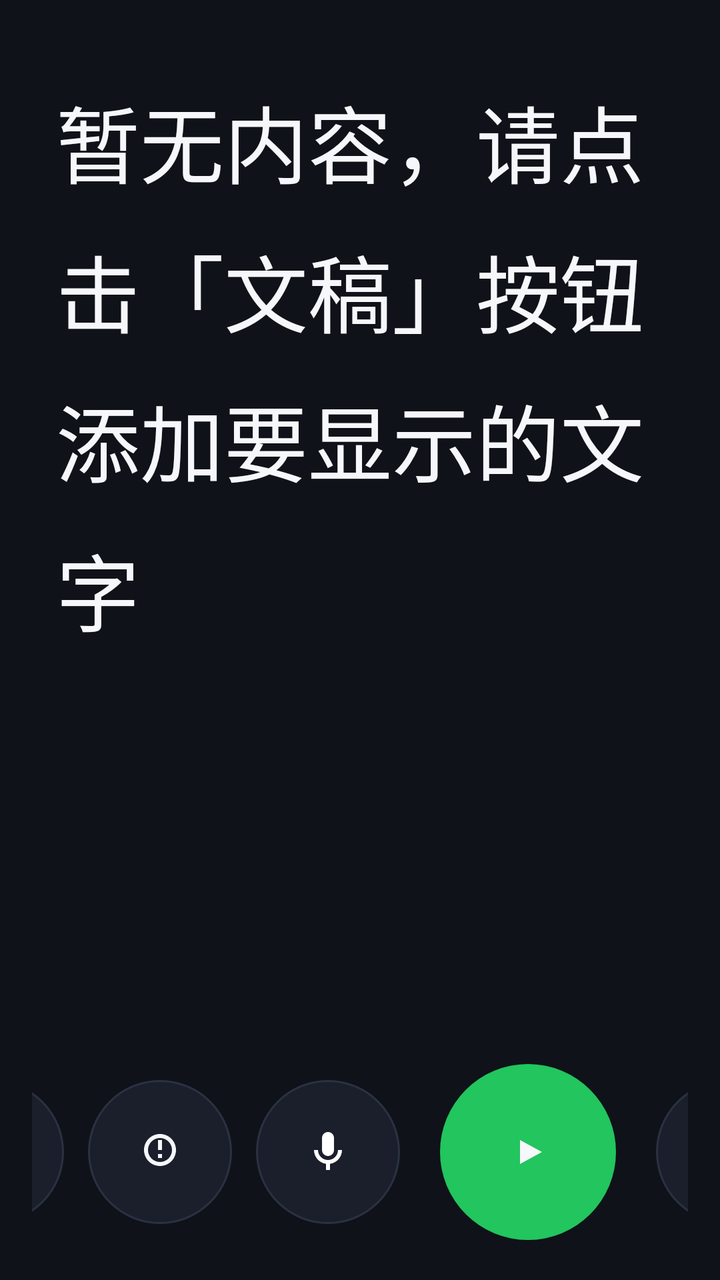
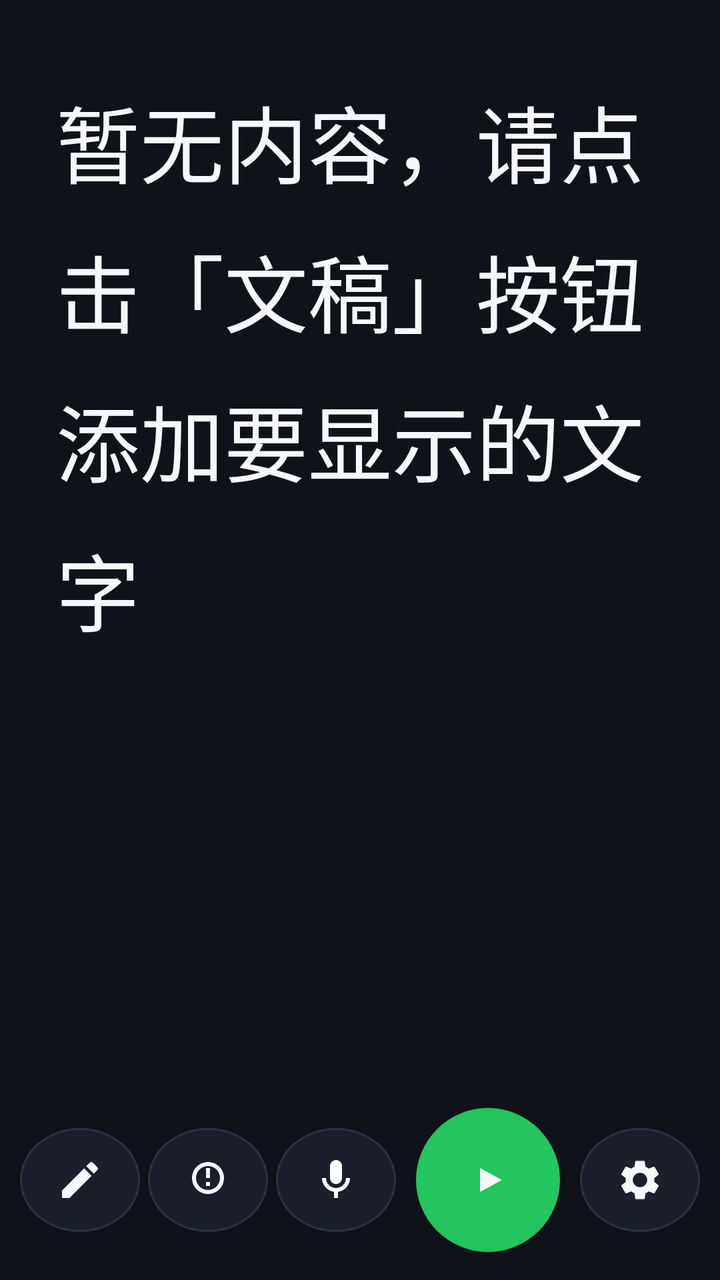

Compare the two renders of this Android layout. The source of the first and the diff that turns it into the second are given below.
<!-- AndroidManifest.xml: activity theme Theme.ScrollPrompter -->
<!-- res/layout/activity_main.xml -->
<?xml version="1.0" encoding="utf-8"?>
<androidx.constraintlayout.widget.ConstraintLayout
    xmlns:android="http://schemas.android.com/apk/res/android"
    xmlns:app="http://schemas.android.com/apk/res-auto"
    android:id="@+id/root"
    android:layout_width="match_parent"
    android:layout_height="match_parent"
    android:background="@color/prompter_bg">

    
    <ScrollView
        android:id="@+id/scroll_view"
        android:layout_width="0dp"
        android:layout_height="0dp"
        android:fillViewport="true"
        android:scrollbars="none"
        android:overScrollMode="never"
        app:layout_constraintTop_toTopOf="parent"
        app:layout_constraintBottom_toTopOf="@id/control_bar"
        app:layout_constraintStart_toStartOf="parent"
        app:layout_constraintEnd_toEndOf="parent">

        <TextView
            android:id="@+id/prompter_text"
            android:layout_width="match_parent"
            android:layout_height="wrap_content"
            android:paddingLeft="@dimen/prompter_padding_h"
            android:paddingRight="@dimen/prompter_padding_h"
            android:paddingTop="@dimen/prompter_padding_v"
            android:paddingBottom="@dimen/prompter_padding_v"
            android:textColor="@color/prompter_text"
            android:textSize="42sp"
            android:lineSpacingExtra="14dp"
            android:text="@string/empty_hint"
            android:gravity="top|start" />
    </ScrollView>

    
    <ScrollView
        android:id="@+id/settings_scroll"
        android:layout_width="0dp"
        android:layout_height="wrap_content"
        android:scrollbars="none"
        android:overScrollMode="never"
        app:layout_constraintBottom_toTopOf="@id/control_bar"
        app:layout_constraintStart_toStartOf="parent"
        app:layout_constraintEnd_toEndOf="parent">

        <LinearLayout
            android:id="@+id/settings_panel"
            android:layout_width="match_parent"
            android:layout_height="wrap_content"
            android:orientation="vertical"
            android:background="@drawable/bg_panel"
            android:padding="20dp"
            android:visibility="gone">

            
            <LinearLayout
                android:layout_width="match_parent"
                android:layout_height="wrap_content"
                android:orientation="horizontal"
                android:gravity="center_vertical">
                <TextView
                    android:layout_width="wrap_content"
                    android:layout_height="wrap_content"
                    android:text="@string/label_font_size"
                    android:textColor="@color/prompter_text"
                    android:textSize="15sp" />
                <TextView
                    android:id="@+id/font_value"
                    android:layout_width="wrap_content"
                    android:layout_height="wrap_content"
                    android:layout_marginStart="12dp"
                    android:text="42sp"
                    android:textColor="@color/accent"
                    android:textSize="15sp"
                    android:textStyle="bold" />
            </LinearLayout>
            <LinearLayout
                android:layout_width="match_parent"
                android:layout_height="wrap_content"
                android:orientation="horizontal"
                android:gravity="center_vertical"
                android:layout_marginTop="4dp">
                <SeekBar
                    android:id="@+id/font_seekbar"
                    android:layout_width="0dp"
                    android:layout_height="wrap_content"
                    android:layout_weight="1"
                    android:max="66" />
                <EditText
                    android:id="@+id/font_input"
                    android:layout_width="84dp"
                    android:layout_height="40dp"
                    android:layout_marginStart="12dp"
                    android:background="@drawable/bg_edit"
                    android:hint="@string/font_input_hint"
                    android:textColorHint="@color/prompter_text_dim"
                    android:textColor="@color/prompter_text"
                    android:textSize="14sp"
                    android:gravity="center"
                    android:maxLength="4"
                    android:imeOptions="actionDone"
                    android:importantForAutofill="no"
                    android:inputType="numberDecimal" />
            </LinearLayout>

            
            <LinearLayout
                android:layout_width="match_parent"
                android:layout_height="wrap_content"
                android:orientation="horizontal"
                android:gravity="center_vertical"
                android:layout_marginTop="12dp">
                <TextView
                    android:layout_width="wrap_content"
                    android:layout_height="wrap_content"
                    android:text="@string/label_scroll_speed"
                    android:textColor="@color/prompter_text"
                    android:textSize="15sp" />
                <TextView
                    android:id="@+id/speed_value"
                    android:layout_width="wrap_content"
                    android:layout_height="wrap_content"
                    android:layout_marginStart="12dp"
                    android:text=""
                    android:textColor="@color/accent"
                    android:textSize="15sp"
                    android:textStyle="bold" />
            </LinearLayout>
            <SeekBar
                android:id="@+id/speed_seekbar"
                android:layout_width="match_parent"
                android:layout_height="wrap_content"
                android:layout_marginTop="4dp"
                android:max="784" />

            
            <TextView
                android:layout_width="wrap_content"
                android:layout_height="wrap_content"
                android:layout_marginTop="16dp"
                android:text="@string/label_text_color"
                android:textColor="@color/prompter_text"
                android:textSize="15sp" />
            <LinearLayout
                android:layout_width="match_parent"
                android:layout_height="wrap_content"
                android:orientation="horizontal"
                android:layout_marginTop="8dp">

                <FrameLayout
                    android:id="@+id/color_white"
                    android:layout_width="0dp"
                    android:layout_height="40dp"
                    android:layout_weight="1"
                    android:layout_marginEnd="8dp"
                    android:background="@drawable/bg_color_swatch">
                    <View
                        android:layout_width="match_parent"
                        android:layout_height="match_parent"
                        android:background="@drawable/bg_swatch_fill"
                        android:backgroundTint="@color/prompter_text" />
                </FrameLayout>

                <FrameLayout
                    android:id="@+id/color_yellow"
                    android:layout_width="0dp"
                    android:layout_height="40dp"
                    android:layout_weight="1"
                    android:layout_marginEnd="8dp"
                    android:background="@drawable/bg_color_swatch">
                    <View
                        android:layout_width="match_parent"
                        android:layout_height="match_parent"
                        android:background="@drawable/bg_swatch_fill"
                        android:backgroundTint="@color/text_yellow" />
                </FrameLayout>

                <FrameLayout
                    android:id="@+id/color_green"
                    android:layout_width="0dp"
                    android:layout_height="40dp"
                    android:layout_weight="1"
                    android:layout_marginEnd="8dp"
                    android:background="@drawable/bg_color_swatch">
                    <View
                        android:layout_width="match_parent"
                        android:layout_height="match_parent"
                        android:background="@drawable/bg_swatch_fill"
                        android:backgroundTint="@color/text_green" />
                </FrameLayout>

                <FrameLayout
                    android:id="@+id/color_cyan"
                    android:layout_width="0dp"
                    android:layout_height="40dp"
                    android:layout_weight="1"
                    android:layout_marginEnd="8dp"
                    android:background="@drawable/bg_color_swatch">
                    <View
                        android:layout_width="match_parent"
                        android:layout_height="match_parent"
                        android:background="@drawable/bg_swatch_fill"
                        android:backgroundTint="@color/text_cyan" />
                </FrameLayout>

                <FrameLayout
                    android:id="@+id/color_orange"
                    android:layout_width="0dp"
                    android:layout_height="40dp"
                    android:layout_weight="1"
                    android:layout_marginEnd="8dp"
                    android:background="@drawable/bg_color_swatch">
                    <View
                        android:layout_width="match_parent"
                        android:layout_height="match_parent"
                        android:background="@drawable/bg_swatch_fill"
                        android:backgroundTint="@color/text_orange" />
                </FrameLayout>

                <FrameLayout
                    android:id="@+id/color_pink"
                    android:layout_width="0dp"
                    android:layout_height="40dp"
                    android:layout_weight="1"
                    android:background="@drawable/bg_color_swatch">
                    <View
                        android:layout_width="match_parent"
                        android:layout_height="match_parent"
                        android:background="@drawable/bg_swatch_fill"
                        android:backgroundTint="@color/text_pink" />
                </FrameLayout>
            </LinearLayout>
        </LinearLayout>
    </ScrollView>

    
    <LinearLayout
        android:id="@+id/control_bar"
        android:layout_width="0dp"
        android:layout_height="wrap_content"
        android:orientation="horizontal"
        android:gravity="center"
        android:paddingLeft="16dp"
        android:paddingRight="16dp"
        android:paddingTop="12dp"
        android:paddingBottom="20dp"
        android:background="#CC0F1218"
        app:layout_constraintBottom_toBottomOf="parent"
        app:layout_constraintStart_toStartOf="parent"
        app:layout_constraintEnd_toEndOf="parent">

        
        <ImageButton
            android:id="@+id/btn_edit"
            android:layout_width="@dimen/control_size"
            android:layout_height="@dimen/control_size"
            android:background="@drawable/bg_button_round"
            android:src="@drawable/ic_edit"
            android:contentDescription="@string/btn_edit"
            android:scaleType="centerInside"
            android:padding="20dp" />

        
        <ImageButton
            android:id="@+id/btn_brightness"
            android:layout_width="@dimen/control_size"
            android:layout_height="@dimen/control_size"
            android:layout_marginStart="@dimen/control_margin"
            android:background="@drawable/bg_button_round"
            android:src="@drawable/ic_brightness"
            android:contentDescription="@string/btn_brightness"
            android:scaleType="centerInside"
            android:padding="20dp" />

        
        <ImageButton
            android:id="@+id/btn_mic"
            android:layout_width="@dimen/control_size"
            android:layout_height="@dimen/control_size"
            android:layout_marginStart="@dimen/control_margin"
            android:background="@drawable/bg_button_round"
            android:src="@drawable/ic_mic"
            android:contentDescription="@string/btn_mic"
            android:scaleType="centerInside"
            android:padding="20dp" />

        
        <ImageButton
            android:id="@+id/btn_play"
            android:layout_width="88dp"
            android:layout_height="88dp"
            android:layout_marginStart="20dp"
            android:background="@drawable/bg_play_round"
            android:src="@drawable/ic_play"
            android:contentDescription="@string/btn_play"
            android:scaleType="centerInside"
            android:padding="26dp" />

        
        <ImageButton
            android:id="@+id/btn_settings"
            android:layout_width="@dimen/control_size"
            android:layout_height="@dimen/control_size"
            android:layout_marginStart="20dp"
            android:background="@drawable/bg_button_round"
            android:src="@drawable/ic_settings"
            android:contentDescription="@string/btn_settings"
            android:scaleType="centerInside"
            android:padding="20dp" />
    </LinearLayout>

</androidx.constraintlayout.widget.ConstraintLayout>
<!-- resources referenced by this layout -->
<resources>
  <color name="accent">#4F8CFF</color>
  <color name="prompter_bg">#0F1218</color>
  <color name="prompter_text">#F5F7FA</color>
  <color name="prompter_text_dim">#9AA3B2</color>
  <color name="text_cyan">#4DD0E1</color>
  <color name="text_green">#66BB6A</color>
  <color name="text_orange">#FFA726</color>
  <color name="text_pink">#F06292</color>
  <color name="text_yellow">#FFD54F</color>
  <dimen name="control_margin">12dp</dimen>
  <dimen name="control_size">72dp</dimen>
  <dimen name="prompter_padding_h">28dp</dimen>
  <dimen name="prompter_padding_v">40dp</dimen>
  <!-- drawable bg_button_round (drawable) -->
  <?xml version="1.0" encoding="utf-8"?>
  <shape xmlns:android="http://schemas.android.com/apk/res/android" android:shape="oval">
      <solid android:color="@color/prompter_bg_alt" />
      <stroke android:width="1dp" android:color="#2A3242" />
  </shape>
  <!-- drawable bg_color_swatch (drawable) -->
  <?xml version="1.0" encoding="utf-8"?>
  <shape xmlns:android="http://schemas.android.com/apk/res/android"
      android:shape="rectangle">
      <solid android:color="#00000000" />
      <stroke android:width="1dp" android:color="#33F5F7FA" />
      <corners android:radius="10dp" />
  </shape>
  <!-- drawable bg_edit (drawable) -->
  <?xml version="1.0" encoding="utf-8"?>
  <shape xmlns:android="http://schemas.android.com/apk/res/android" android:shape="rectangle">
      <solid android:color="#1E2532" />
      <corners android:radius="12dp" />
      <stroke android:width="1dp" android:color="#2E3648" />
  </shape>
  <!-- drawable bg_panel (drawable) -->
  <?xml version="1.0" encoding="utf-8"?>
  <shape xmlns:android="http://schemas.android.com/apk/res/android" android:shape="rectangle">
      <solid android:color="#141926" />
      <corners android:radius="20dp" />
      <stroke android:width="1dp" android:color="#2A3242" />
  </shape>
  <!-- drawable bg_play_round (drawable) -->
  <?xml version="1.0" encoding="utf-8"?>
  <shape xmlns:android="http://schemas.android.com/apk/res/android" android:shape="oval">
      <solid android:color="@color/play_green" />
  </shape>
  <!-- drawable bg_swatch_fill (drawable) -->
  <?xml version="1.0" encoding="utf-8"?>
  <shape xmlns:android="http://schemas.android.com/apk/res/android"
      android:shape="rectangle">
      <solid android:color="#FFFFFF" />
      <corners android:radius="8dp" />
  </shape>
  <!-- drawable ic_edit (drawable) -->
  <?xml version="1.0" encoding="utf-8"?>
  <vector xmlns:android="http://schemas.android.com/apk/res/android"
      android:width="24dp" android:height="24dp"
      android:viewportWidth="24" android:viewportHeight="24">
      <path android:fillColor="#F5F7FA"
          android:pathData="M20.71,7.04c0.39,-0.39 0.39,-1.02 0,-1.41l-2.34,-2.34c-0.39,-0.39 -1.02,-0.39 -1.41,0l-1.84,1.83l3.75,3.75zM3,17.25V21h3.75l11.06,-11.06l-3.75,-3.75z" />
  </vector>
  <!-- drawable ic_play (drawable) -->
  <?xml version="1.0" encoding="utf-8"?>
  <vector xmlns:android="http://schemas.android.com/apk/res/android"
      android:width="24dp" android:height="24dp"
      android:viewportWidth="24" android:viewportHeight="24">
      <path android:fillColor="#F5F7FA"
          android:pathData="M8,6l11,6l-11,6z" />
  </vector>
  <string name="btn_brightness">亮度</string>
  <string name="btn_edit">文稿</string>
  <string name="btn_mic">语音跟随</string>
  <string name="btn_play">播放</string>
  <string name="btn_settings">设置</string>
  <string name="empty_hint">暂无内容，请点击「文稿」按钮添加要显示的文字</string>
  <string name="font_input_hint">12~200</string>
  <string name="label_font_size">字体大小</string>
  <string name="label_scroll_speed">滚动速度</string>
  <string name="label_text_color">文字颜色</string>
  <color name="prompter_bg_alt">#1A1F2B</color>
  <color name="play_green">#22C55E</color>
  <color name="accent_dark">#3A6FD8</color>
  <color name="white">#FFFFFF</color>
  <!-- unchanged entries left out for length: 4 -->
</resources>

<!-- the commit's change to res/layout/activity_main.xml (unified diff, before → after) -->
@@ -233,6 +233,33 @@
                         android:backgroundTint="@color/text_pink" />
                 </FrameLayout>
             </LinearLayout>
+
+            
+            <LinearLayout
+                android:layout_width="match_parent"
+                android:layout_height="wrap_content"
+                android:orientation="horizontal"
+                android:gravity="center_vertical"
+                android:layout_marginTop="16dp">
+                <TextView
+                    android:layout_width="0dp"
+                    android:layout_height="wrap_content"
+                    android:layout_weight="1"
+                    android:text="@string/label_follow_screen"
+                    android:textColor="@color/prompter_text"
+                    android:textSize="15sp" />
+                <com.google.android.material.switchmaterial.SwitchMaterial
+                    android:id="@+id/switch_follow_screen"
+                    android:layout_width="wrap_content"
+                    android:layout_height="wrap_content" />
+            </LinearLayout>
+            <TextView
+                android:layout_width="match_parent"
+                android:layout_height="wrap_content"
+                android:layout_marginTop="4dp"
+                android:text="@string/follow_screen_desc"
+                android:textColor="@color/prompter_text_dim"
+                android:textSize="12sp" />
         </LinearLayout>
     </ScrollView>
 
@@ -243,10 +270,10 @@
         android:layout_height="wrap_content"
         android:orientation="horizontal"
         android:gravity="center"
-        android:paddingLeft="16dp"
-        android:paddingRight="16dp"
-        android:paddingTop="12dp"
-        android:paddingBottom="20dp"
+        android:paddingLeft="10dp"
+        android:paddingRight="10dp"
+        android:paddingTop="10dp"
+        android:paddingBottom="14dp"
         android:background="#CC0F1218"
         app:layout_constraintBottom_toBottomOf="parent"
         app:layout_constraintStart_toStartOf="parent"
@@ -255,61 +282,69 @@
         
         <ImageButton
             android:id="@+id/btn_edit"
-            android:layout_width="@dimen/control_size"
+            android:layout_width="0dp"
             android:layout_height="@dimen/control_size"
+            android:layout_weight="1"
+            android:maxWidth="64dp"
             android:background="@drawable/bg_button_round"
             android:src="@drawable/ic_edit"
             android:contentDescription="@string/btn_edit"
             android:scaleType="centerInside"
-            android:padding="20dp" />
+            android:padding="12dp" />
 
         
         <ImageButton
             android:id="@+id/btn_brightness"
-            android:layout_width="@dimen/control_size"
+            android:layout_width="0dp"
             android:layout_height="@dimen/control_size"
+            android:layout_weight="1"
+            android:maxWidth="64dp"
             android:layout_marginStart="@dimen/control_margin"
             android:background="@drawable/bg_button_round"
             android:src="@drawable/ic_brightness"
             android:contentDescription="@string/btn_brightness"
             android:scaleType="centerInside"
-            android:padding="20dp" />
+            android:padding="12dp" />
 
         
         <ImageButton
             android:id="@+id/btn_mic"
-            android:layout_width="@dimen/control_size"
+            android:layout_width="0dp"
             android:layout_height="@dimen/control_size"
+            android:layout_weight="1"
+            android:maxWidth="64dp"
             android:layout_marginStart="@dimen/control_margin"
             android:background="@drawable/bg_button_round"
             android:src="@drawable/ic_mic"
             android:contentDescription="@string/btn_mic"
             android:scaleType="centerInside"
-            android:padding="20dp" />
+            android:padding="12dp" />
 
         
         <ImageButton
             android:id="@+id/btn_play"
-            android:layout_width="88dp"
-            android:layout_height="88dp"
-            android:layout_marginStart="20dp"
+            android:layout_width="72dp"
+            android:layout_height="72dp"
+            android:layout_marginStart="10dp"
             android:background="@drawable/bg_play_round"
             android:src="@drawable/ic_play"
             android:contentDescription="@string/btn_play"
             android:scaleType="centerInside"
-            android:padding="26dp" />
+            android:padding="20dp" />
 
         
         <ImageButton
             android:id="@+id/btn_settings"
-            android:layout_width="@dimen/control_size"
+            android:layout_width="0dp"
             android:layout_height="@dimen/control_size"
-            android:layout_marginStart="20dp"
+            android:layout_weight="1"
+            android:maxWidth="64dp"
+            android:layout_marginStart="10dp"
             android:background="@drawable/bg_button_round"
             android:src="@drawable/ic_settings"
             android:contentDescription="@string/btn_settings"
             android:scaleType="centerInside"
-            android:padding="20dp" />
+            android:padding="12dp" />
     </LinearLayout>
 
 </androidx.constraintlayout.widget.ConstraintLayout>
<!-- resource entries referenced after the edit -->
@@ -9,8 +9,8 @@
   <color name="text_orange">#FFA726</color>
   <color name="text_pink">#F06292</color>
   <color name="text_yellow">#FFD54F</color>
-  <dimen name="control_margin">12dp</dimen>
-  <dimen name="control_size">72dp</dimen>
+  <dimen name="control_margin">4dp</dimen>
+  <dimen name="control_size">52dp</dimen>
   <dimen name="prompter_padding_h">28dp</dimen>
   <dimen name="prompter_padding_v">40dp</dimen>
   <!-- drawable bg_button_round (drawable) -->
@@ -75,7 +75,9 @@
   <string name="btn_play">播放</string>
   <string name="btn_settings">设置</string>
   <string name="empty_hint">暂无内容，请点击「文稿」按钮添加要显示的文字</string>
+  <string name="follow_screen_desc">开启：控制栏在横屏、竖屏下都自动贴底显示（推荐）。关闭：播放时控制栏自动隐藏，点屏幕任意处呼出。</string>
   <string name="font_input_hint">12~200</string>
+  <string name="label_follow_screen">跟随屏幕</string>
   <string name="label_font_size">字体大小</string>
   <string name="label_scroll_speed">滚动速度</string>
   <string name="label_text_color">文字颜色</string>
